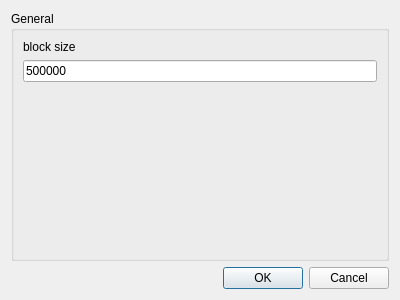
This is ui/preferencewindow.ui in clysto/sigviewer as Qt 5 draws it before an edit. The edited form follows.
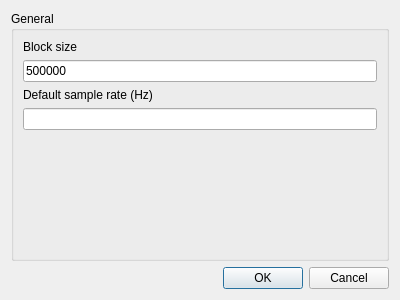
This is the edited form.

Patch:
```diff
--- a/ui/preferencewindow.ui
+++ b/ui/preferencewindow.ui
@@ -23,7 +23,7 @@
       <item>
        <widget class="QLabel" name="label">
         <property name="text">
-         <string>block size</string>
+         <string>Block size</string>
         </property>
        </widget>
       </item>
@@ -34,6 +34,16 @@
         </property>
        </widget>
       </item>
+      <item>
+       <widget class="QLabel" name="label_2">
+        <property name="text">
+         <string>Default sample rate (Hz)</string>
+        </property>
+       </widget>
+      </item>
+      <item>
+       <widget class="QLineEdit" name="lineEdit_2"/>
+      </item>
       <item>
        <spacer name="verticalSpacer">
         <property name="orientation">
```
